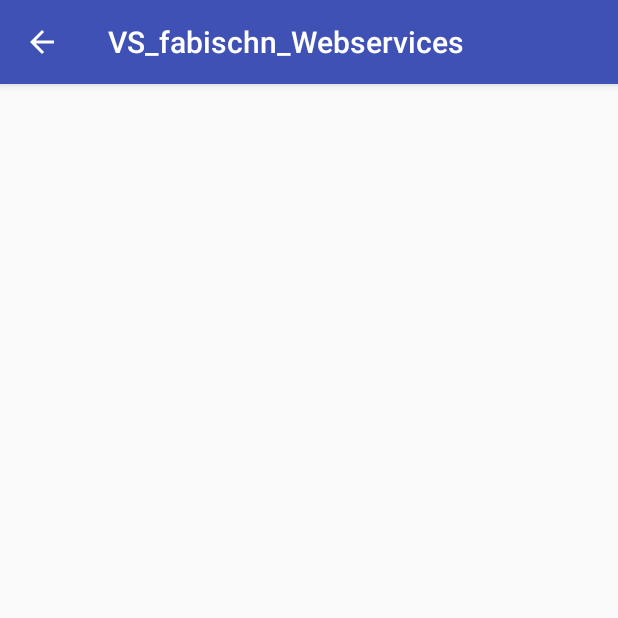
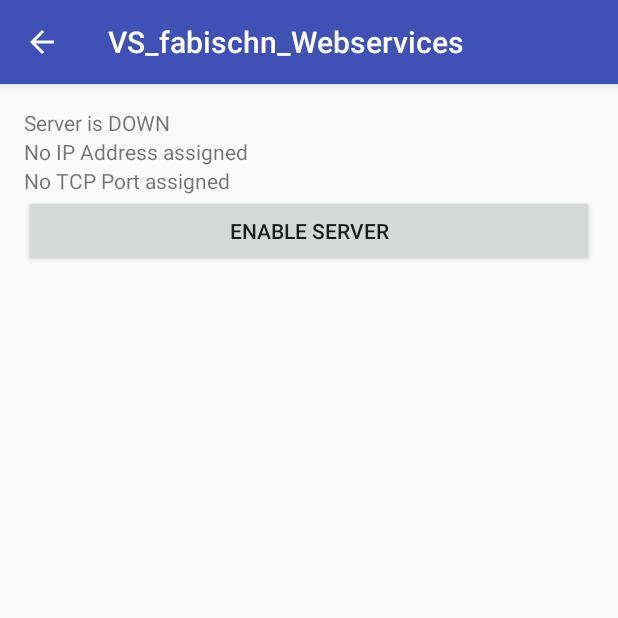
Before and after one commit to nerdaliciousCH/VS_fabischn_Webservices, an Android app: the screen it shows after launch (RESTServerActivity), after a tap on "REST SERVER", on a phone screen of 412 x 824 dp, the top half of it. Run offline under Robolectric (Android 15) with nearby library versions, the phone set to English and light mode, and no system bars.

Commit message:
Task 2: Completed, Begun Task 3: Service class added and Activity

```diff
--- a/app/src/main/java/ch/ethz/inf/vs/a2/fabischn/webservices/RESTServerActivity.java
+++ b/app/src/main/java/ch/ethz/inf/vs/a2/fabischn/webservices/RESTServerActivity.java
@@ -2,13 +2,50 @@ package ch.ethz.inf.vs.a2.fabischn.webservices;
 
 import android.support.v7.app.AppCompatActivity;
 import android.os.Bundle;
+import android.util.Log;
+import android.view.View;
+import android.widget.Button;
 
-public class RESTServerActivity extends AppCompatActivity {
+import java.net.NetworkInterface;
+import java.net.SocketException;
+import java.util.Enumeration;
 
+public class RESTServerActivity extends AppCompatActivity implements Button.OnClickListener{
+
+    private static final String TAG = RESTServerActivity.class.getSimpleName();
+    private static final String NETWORK_INTERFACE = "lo";
+    private RESTService service;
+
+    private NetworkInterface mNetworkInterface;
     @Override
     protected void onCreate(Bundle savedInstanceState) {
         super.onCreate(savedInstanceState);
         setContentView(R.layout.activity_restserver);
         getSupportActionBar().setDisplayHomeAsUpEnabled(true);
+
+        Enumeration<NetworkInterface> interfaces = null;
+        try {
+            interfaces = NetworkInterface.getNetworkInterfaces();
+        } catch(SocketException e){
+            Log.e(TAG, "Exploded trying to get network interfaces", e);
+        }
+        // TODO make interface selectable and pass it on to service
+        NetworkInterface netif = null;
+        mNetworkInterface = null;
+        if (interfaces != null) {
+
+            while(interfaces.hasMoreElements()){
+                netif = interfaces.nextElement();
+                if (netif.getName().equals(NETWORK_INTERFACE)){
+                    mNetworkInterface = netif;
+                }
+            }
+        }
+
+    }
+
+    @Override
+    public void onClick(View v) {
+        // TODO start and stop service
     }
 }
--- a/app/src/main/res/layout/activity_restserver.xml
+++ b/app/src/main/res/layout/activity_restserver.xml
@@ -1,7 +1,8 @@
 <?xml version="1.0" encoding="utf-8"?>
-<RelativeLayout xmlns:android="http://schemas.android.com/apk/res/android"
+<LinearLayout xmlns:android="http://schemas.android.com/apk/res/android"
     xmlns:tools="http://schemas.android.com/tools"
     android:id="@+id/activity_restserver"
+    android:orientation="vertical"
     android:layout_width="match_parent"
     android:layout_height="match_parent"
     android:paddingBottom="@dimen/activity_vertical_margin"
@@ -9,5 +10,22 @@
     android:paddingRight="@dimen/activity_horizontal_margin"
     android:paddingTop="@dimen/activity_vertical_margin"
     tools:context="ch.ethz.inf.vs.a2.fabischn.webservices.RESTServerActivity">
+    <TextView android:id="@+id/text_restserver_status"
+        android:layout_width="match_parent"
+        android:layout_height="wrap_content"
+        android:text="@string/server_down"/>
+    <TextView android:id="@+id/text_restserver_ip"
+        android:layout_width="match_parent"
+        android:layout_height="wrap_content"
+        android:text="@string/no_ip"/>
+    <TextView android:id="@+id/text_restserver_port"
+        android:layout_width="match_parent"
+        android:layout_height="wrap_content"
+        android:text="@string/no_port"/>
+    <Button android:id="@+id/btn_toggle_rest_server"
+        android:layout_width="match_parent"
+        android:layout_height="wrap_content"
+        android:text="@string/enable_server"
+        android:onClick="onClick"/>
 
-</RelativeLayout>
+</LinearLayout>
--- a/app/src/main/res/values/strings.xml
+++ b/app/src/main/res/values/strings.xml
@@ -9,4 +9,10 @@
     <string name="send_rest_request_json">Get JSON</string>
     <string name="send_soap_request_rawxml">Send by raw XML</string>
     <string name="send_soap_request_soaplib">Send using ksoap2</string>
+    <string name="no_ip">No IP Address assigned</string>
+    <string name="no_port">No TCP Port assigned</string>
+    <string name="enable_server">Enable Server</string>
+    <string name="disable_server">Disable Server</string>
+    <string name="server_down">Server is DOWN</string>
+    <string name="server_up">Server is UP</string>
 </resources>
```
Also changed, not shown: app/src/main/AndroidManifest.xml (+14 -6 lines), app/src/main/java/ch/ethz/inf/vs/a2/fabischn/webservices/RESTService.java (added, +74 -0 lines), app/src/main/java/ch/ethz/inf/vs/a2/fabischn/webservices/sensor/SoapSensor.java (+41 -8 lines), app/src/main/java/ch/ethz/inf/vs/a2/fabischn/webservices/sensor/XmlSensor.java (+11 -15 lines).
